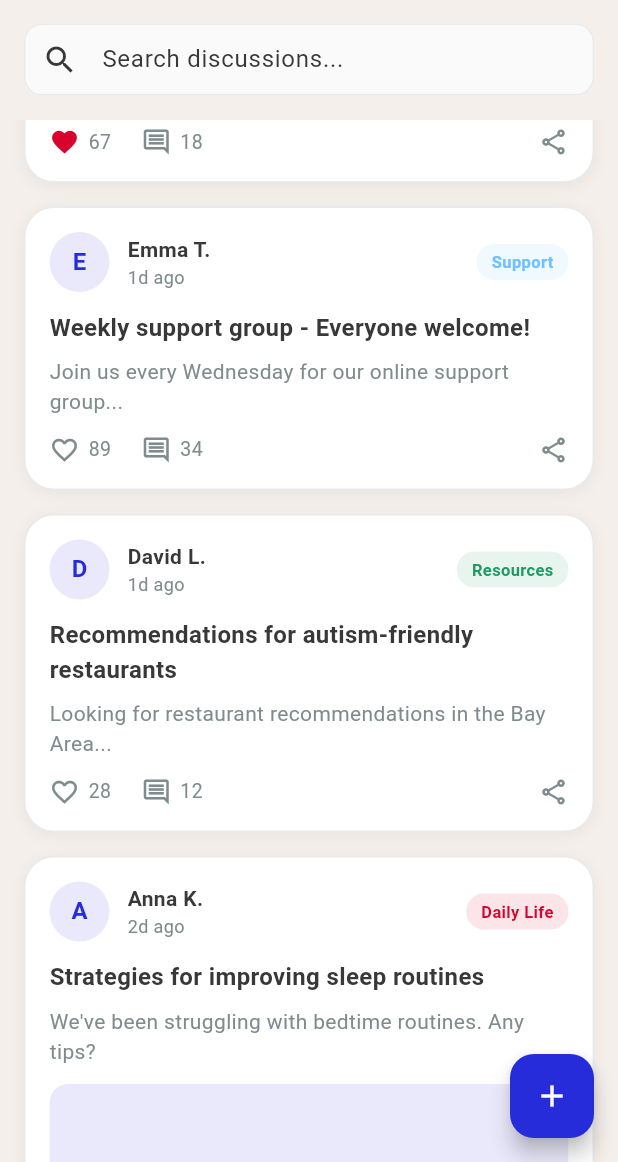
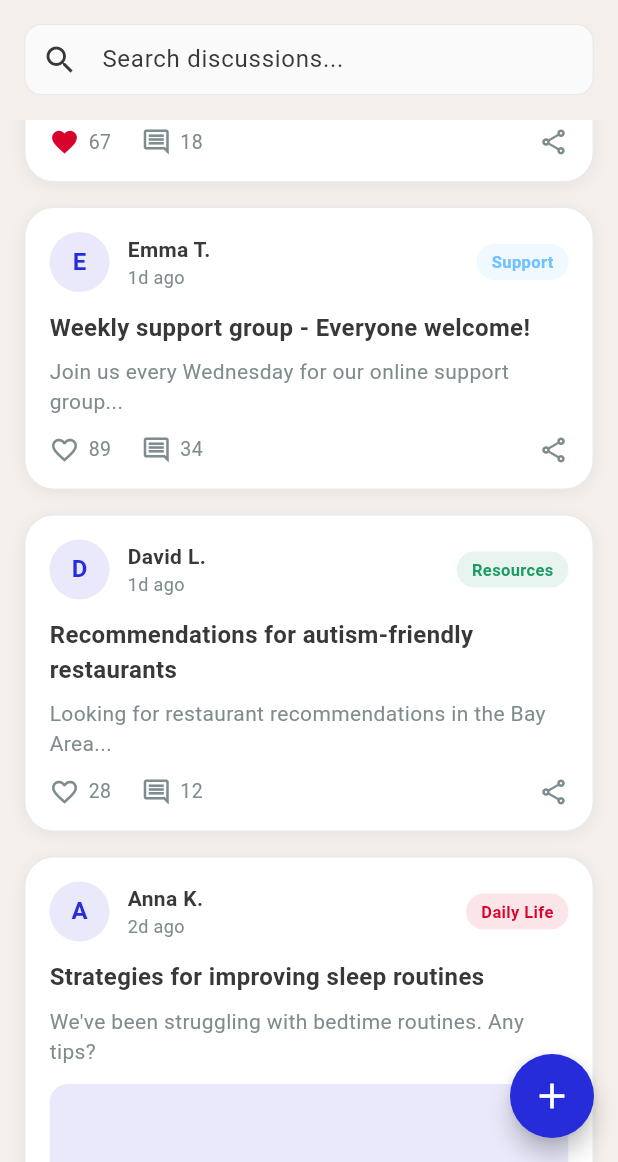
Before and after one commit to lasharela/spectrum, a Flutter app: the CommunityScreen screen opened directly, scrolled down 576 dp, on a phone screen of 412 x 824 dp, the part 74-1236 px from its top. Run offline on Flutter 3.47's test engine with Material 3 defaults, Android fonts, the phone set to English and light mode, and no system bars; our stand-ins replace email_validator, flutter_map, latlong2.

Commit message:
Make floating action buttons circular
- Added CircleBorder shape to Events screen FAB
- Added CircleBorder shape to Community screen FAB
- Made icon sizes consistent (28) between both FABs
- Added consistent elevation (6) to both buttons

```diff
--- a/lib/screens/community_screen.dart
+++ b/lib/screens/community_screen.dart
@@ -266,7 +266,9 @@ class _CommunityScreenState extends State<CommunityScreen> with SingleTickerProv
         heroTag: "community_fab",
         onPressed: _createNewDiscussion,
         backgroundColor: AppColors.primary,
-        child: const Icon(Icons.add, color: Colors.white),
+        child: const Icon(Icons.add, color: Colors.white, size: 28),
+        elevation: 6,
+        shape: const CircleBorder(),
       ),
     );
   }
--- a/lib/screens/events_screen.dart
+++ b/lib/screens/events_screen.dart
@@ -1700,6 +1700,7 @@ class _EventsScreenState extends State<EventsScreen> with SingleTickerProviderSt
         backgroundColor: AppColors.primary,
         child: const Icon(Icons.add, color: Colors.white, size: 28),
         elevation: 6,
+        shape: const CircleBorder(),
       ),
       body: Column(
         children: [
```
